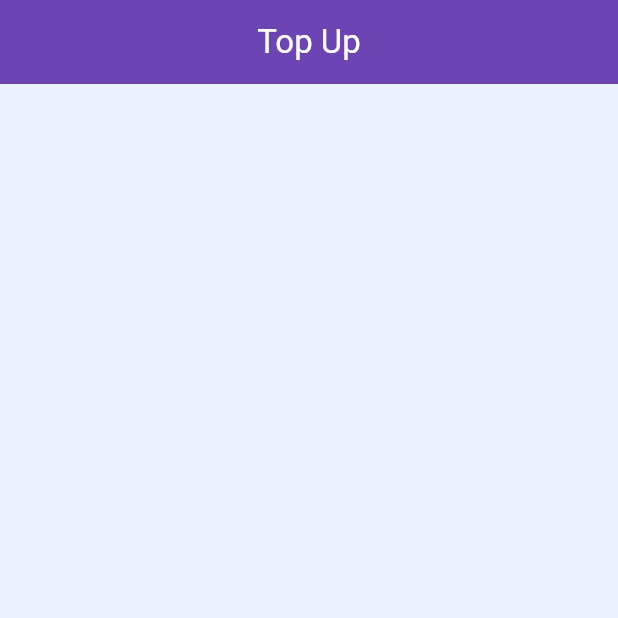
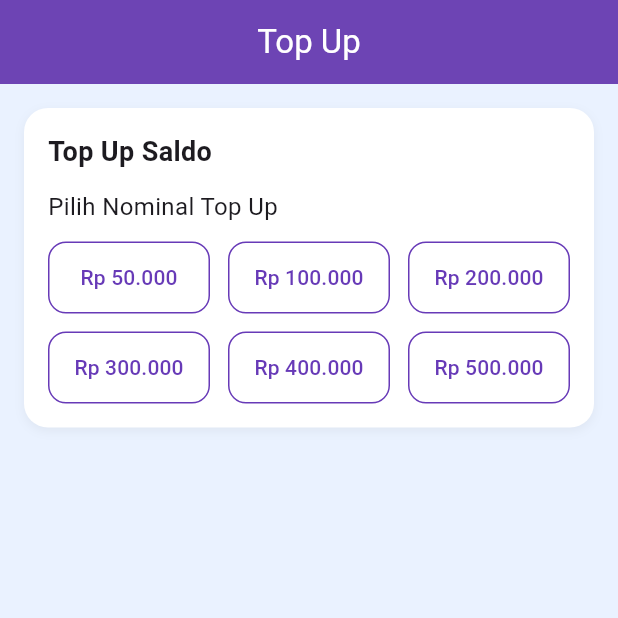
Before and after one commit to Ferdiansyah42/uas_sm4, a Flutter app: the TopUpPage screen opened directly, on a phone screen of 412 x 824 dp, the top half of it. Run offline on Flutter 3.47's test engine with Material 3 defaults, Android fonts, the light colour scheme and no system bars.

Commit message:
container dan nominal top_up

```diff
--- a/lib/pages/top_up_page.dart
+++ b/lib/pages/top_up_page.dart
@@ -8,6 +8,8 @@ class TopUpPage extends StatefulWidget {
 }
 
 class _TopUpPageState extends State<TopUpPage> {
+  String? selectedAmount;
+  String? selectedMethod;
 
   @override
   Widget build(BuildContext context) {
@@ -26,8 +28,88 @@ class _TopUpPageState extends State<TopUpPage> {
         padding: const EdgeInsets.all(16),
         children: [
 
+          // === Container 1: Nominal Top Up ===
+          Container(
+            padding: const EdgeInsets.all(16),
+            decoration: BoxDecoration(
+              color: Colors.white,
+              borderRadius: BorderRadius.circular(16),
+              boxShadow: [
+                BoxShadow(
+                  color: Colors.black.withOpacity(0.05),
+                  blurRadius: 5,
+                  offset: const Offset(0, 2),
+                )
+              ],
+            ),
+            child: Column(
+              crossAxisAlignment: CrossAxisAlignment.start,
+              children: [
+                const Text(
+                  'Top Up Saldo',
+                  style: TextStyle(fontSize: 18, fontWeight: FontWeight.bold),
+                ),
+                const SizedBox(height: 12),
+                const Text(
+                  'Pilih Nominal Top Up',
+                  style: TextStyle(fontSize: 16),
+                ),
+                const SizedBox(height: 12),
+
+                LayoutBuilder(
+                  builder: (context, constraints) {
+                    double spacing = 12;
+                    double itemWidth = (constraints.maxWidth - spacing * 2) / 3;
+                    List<String> amounts = [
+                      'Rp 50.000',
+                      'Rp 100.000',
+                      'Rp 200.000',
+                      'Rp 300.000',
+                      'Rp 400.000',
+                      'Rp 500.000',
+                    ];
+
+                    return Wrap(
+                      spacing: spacing,
+                      runSpacing: spacing,
+                      children: amounts.map((amount) => _buildAmountButton(amount, itemWidth)).toList(),
+                    );
+                  },
+                ),
+              ],
+            ),
+          ),
+
+          const SizedBox(height: 16),
+
         ],
       ),
     );
   }
+
+  Widget _buildAmountButton(String amount, double width) {
+    final bool isSelected = selectedAmount == amount;
+    return SizedBox(
+      width: width,
+      child: OutlinedButton(
+        onPressed: () {
+          setState(() {
+            selectedAmount = amount;
+          });
+        },
+        style: OutlinedButton.styleFrom(
+          backgroundColor: isSelected ? Colors.deepPurple : Colors.white,
+          padding: const EdgeInsets.symmetric(vertical: 14),
+          shape: RoundedRectangleBorder(borderRadius: BorderRadius.circular(12)),
+          side: const BorderSide(color: Colors.deepPurple),
+        ),
+        child: Text(
+          amount,
+          style: TextStyle(
+            color: isSelected ? Colors.white : Colors.deepPurple,
+          ),
+        ),
+      ),
+    );
+  }
 }
```
